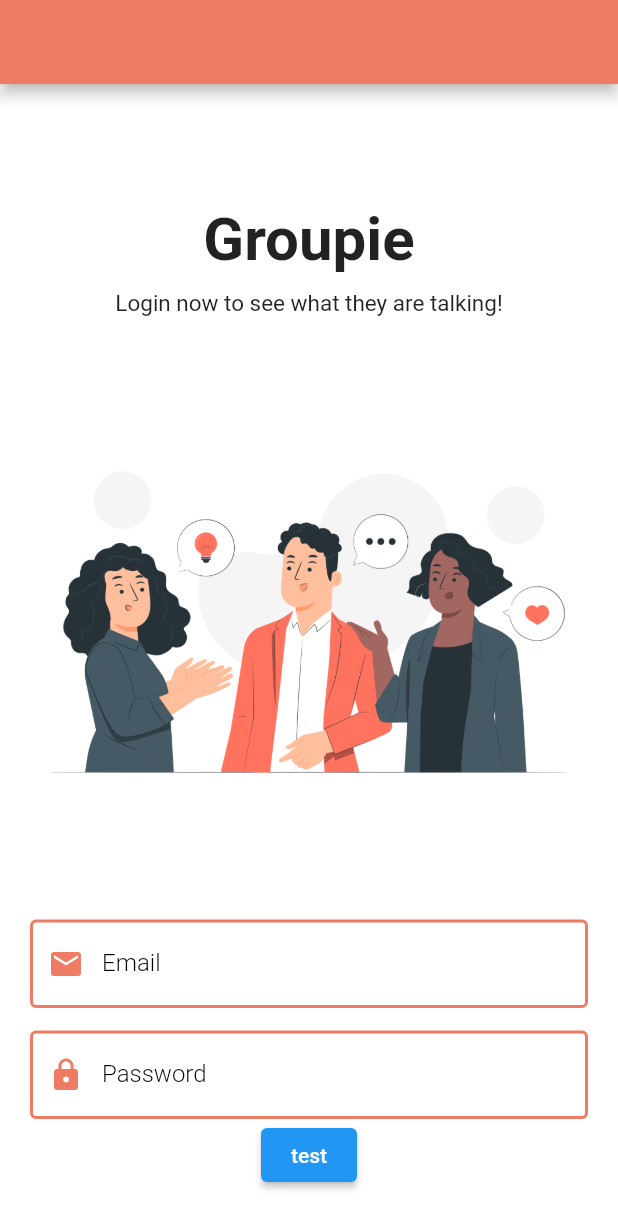
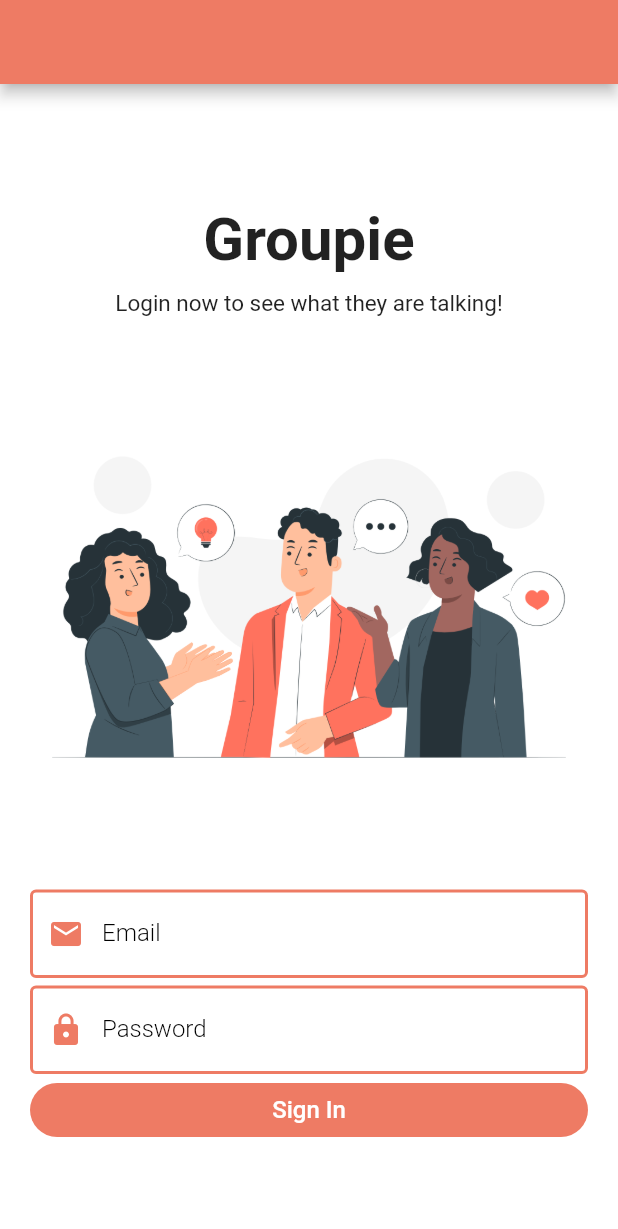
Before and after one commit to its-asaduzzaman/chatapp_fairbase, a Flutter app: the screen it shows after launch, on a phone screen of 412 x 824 dp. Shown: the top 1229 px of the screen. Run offline on Flutter 3.47's test engine with Material 2 defaults, Android fonts, the phone set to English and light mode, and no system bars; our stand-ins replace firebase_core, shared_preferences; accounts and stored records are empty.

Commit message:
new elevated butto ui

```diff
--- a/lib/pages/auth/login_page.dart
+++ b/lib/pages/auth/login_page.dart
@@ -39,12 +39,9 @@ class _LoginPageState extends State<LoginPage> {
                   style: TextStyle(fontSize: 15, fontWeight: FontWeight.w400),
                 ),
                 const SizedBox(
-                  height: 20,
+                  height: 10,
                 ),
                 Image.asset("assets/login.png"),
-                const SizedBox(
-                  height: 10,
-                ),
                 TextFormField(
                   decoration: textInputDecoration.copyWith(
                     labelText: "Email",
@@ -59,13 +56,16 @@ class _LoginPageState extends State<LoginPage> {
                       print(email);
                     });
                   },
-                  validator: (val){
-                    return RegExp( r"^[a-zA-Z0-9.a-zA-Z0-9.!#$%&'*+-/=?^_`{|}~]+@[a-zA-Z0-9]+\.[a-zA-Z]+")
-                        .hasMatch(val!)? null : "please enter a valid email";
+                  validator: (val) {
+                    return RegExp(
+                                r"^[a-zA-Z0-9.a-zA-Z0-9.!#$%&'*+-/=?^_`{|}~]+@[a-zA-Z0-9]+\.[a-zA-Z]+")
+                            .hasMatch(val!)
+                        ? null
+                        : "please enter a valid email";
                   },
                 ),
                 const SizedBox(
-                  height: 15,
+                  height: 5,
                 ),
                 TextFormField(
                   obscureText: true,
@@ -76,10 +76,10 @@ class _LoginPageState extends State<LoginPage> {
                       color: Theme.of(context).primaryColor,
                     ),
                   ),
-                  validator: (val){
-                    if(val!.length < 6){
+                  validator: (val) {
+                    if (val!.length < 6) {
                       return "password must be at least 6 characters";
-                    }else {
+                    } else {
                       return null;
                     }
                   },
@@ -90,7 +90,21 @@ class _LoginPageState extends State<LoginPage> {
                     });
                   },
                 ),
-                ElevatedButton(onPressed: (){login();}, child: Text("test"))
+                SizedBox(
+                  width: double.infinity,
+                  child: ElevatedButton(
+                    onPressed: () {},
+                    style: ElevatedButton.styleFrom(
+                        backgroundColor: Theme.of(context).primaryColor,
+                        elevation: 0,
+                        shape: RoundedRectangleBorder(
+                            borderRadius: BorderRadius.circular(30))),
+                    child: const Text(
+                      "Sign In",
+                      style: TextStyle(color: Colors.white, fontSize: 16),
+                    ),
+                  ),
+                ),
               ],
             ),
           ),
@@ -98,9 +112,4 @@ class _LoginPageState extends State<LoginPage> {
       ),
     );
   }
-  login(){
-    if (formKey.currentState!.validate()){
-
-    }
-  }
 }
```
